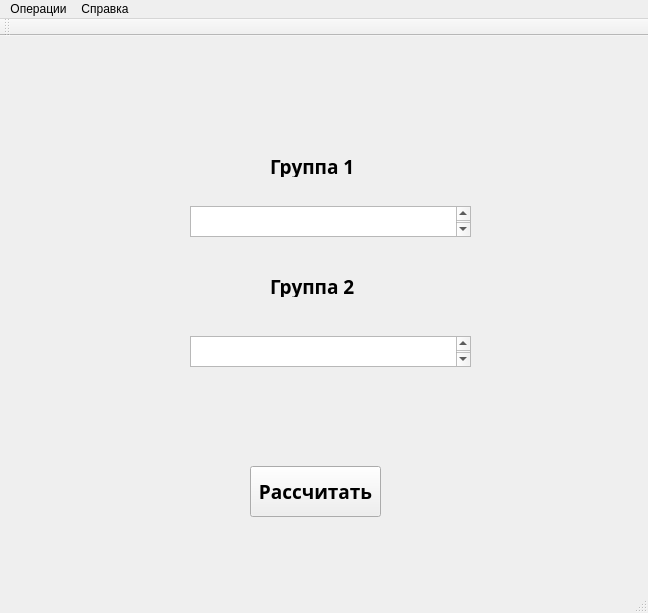
First picture: the form in mainwindow.ui, repository chester5009/diplom, before the edit.
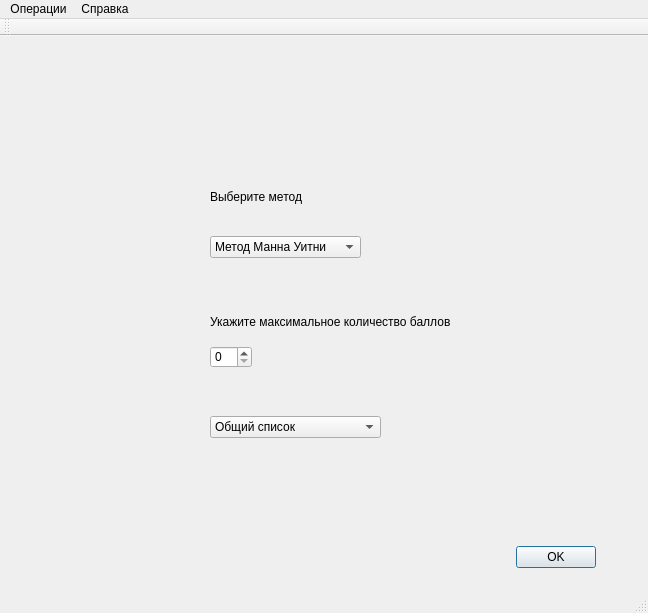
Second picture: the form after the edit. The open tabs and pages were chosen to show the change.

Patch:
```diff
--- a/mainwindow.ui
+++ b/mainwindow.ui
@@ -26,6 +26,141 @@
     <property name="currentIndex">
      <number>0</number>
     </property>
+    <widget class="QWidget" name="page_3">
+     <widget class="QComboBox" name="comboSelectMethod">
+      <property name="geometry">
+       <rect>
+        <x>200</x>
+        <y>190</y>
+        <width>151</width>
+        <height>22</height>
+       </rect>
+      </property>
+      <item>
+       <property name="text">
+        <string>Метод Манна Уитни</string>
+       </property>
+      </item>
+      <item>
+       <property name="text">
+        <string>Метод Колмогорова</string>
+       </property>
+      </item>
+     </widget>
+     <widget class="QLabel" name="label_3">
+      <property name="geometry">
+       <rect>
+        <x>200</x>
+        <y>140</y>
+        <width>131</width>
+        <height>21</height>
+       </rect>
+      </property>
+      <property name="text">
+       <string>Выберите метод</string>
+      </property>
+     </widget>
+     <widget class="QSpinBox" name="spinBoxMaxScores">
+      <property name="geometry">
+       <rect>
+        <x>200</x>
+        <y>300</y>
+        <width>42</width>
+        <height>22</height>
+       </rect>
+      </property>
+     </widget>
+     <widget class="QLabel" name="label_4">
+      <property name="geometry">
+       <rect>
+        <x>200</x>
+        <y>260</y>
+        <width>251</width>
+        <height>31</height>
+       </rect>
+      </property>
+      <property name="text">
+       <string>Укажите максимальное количество баллов</string>
+      </property>
+     </widget>
+     <widget class="QDialogButtonBox" name="buttonBox">
+      <property name="geometry">
+       <rect>
+        <x>430</x>
+        <y>500</y>
+        <width>156</width>
+        <height>23</height>
+       </rect>
+      </property>
+      <property name="orientation">
+       <enum>Qt::Horizontal</enum>
+      </property>
+      <property name="standardButtons">
+       <set>QDialogButtonBox::Ok</set>
+      </property>
+      <property name="centerButtons">
+       <bool>false</bool>
+      </property>
+     </widget>
+     <widget class="QComboBox" name="comboBox_2">
+      <property name="geometry">
+       <rect>
+        <x>200</x>
+        <y>370</y>
+        <width>171</width>
+        <height>22</height>
+       </rect>
+      </property>
+      <item>
+       <property name="text">
+        <string>Общий список</string>
+       </property>
+      </item>
+      <item>
+       <property name="text">
+        <string>Две группы раздельно</string>
+       </property>
+      </item>
+     </widget>
+    </widget>
+    <widget class="QWidget" name="page_4">
+     <widget class="QTableWidget" name="table_input">
+      <property name="geometry">
+       <rect>
+        <x>110</x>
+        <y>60</y>
+        <width>391</width>
+        <height>391</height>
+       </rect>
+      </property>
+     </widget>
+     <widget class="QPushButton" name="pushButton">
+      <property name="geometry">
+       <rect>
+        <x>114</x>
+        <y>480</y>
+        <width>111</width>
+        <height>23</height>
+       </rect>
+      </property>
+      <property name="text">
+       <string>Добавить строку</string>
+      </property>
+     </widget>
+     <widget class="QPushButton" name="pushButton_2">
+      <property name="geometry">
+       <rect>
+        <x>340</x>
+        <y>480</y>
+        <width>151</width>
+        <height>23</height>
+       </rect>
+      </property>
+      <property name="text">
+       <string>Удалить выделенные</string>
+      </property>
+     </widget>
+    </widget>
     <widget class="QWidget" name="page">
      <widget class="QLabel" name="label">
       <property name="geometry">
```
Left out of the diff: 20 changed lines with no effect on the pictures.
